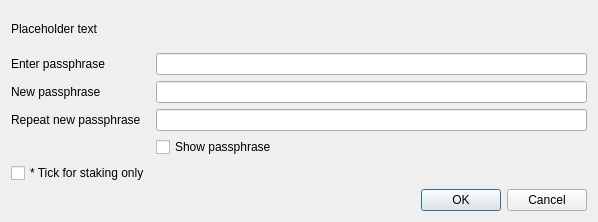
Old version of the form src/qt/forms/askpassphrasedialog.ui in the repository BlackcoinDev/blackcoin-amore.
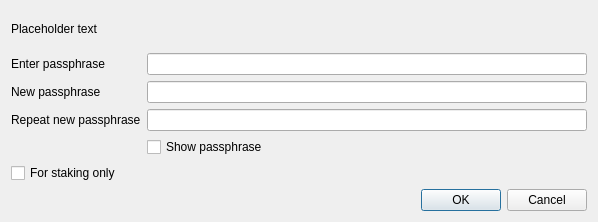
New version of the form.

The edit to the form file:
```diff
--- a/src/qt/forms/askpassphrasedialog.ui
+++ b/src/qt/forms/askpassphrasedialog.ui
@@ -118,7 +118,7 @@
      <item row="4" column="0">
       <widget class="QCheckBox" name="stakingCheckBox">
        <property name="text">
-        <string>* Tick for staking only</string>
+        <string>For staking only</string>
        </property>
       </widget>
      </item>
```
Left out of the diff: 3 changed lines with no effect on the pictures.
